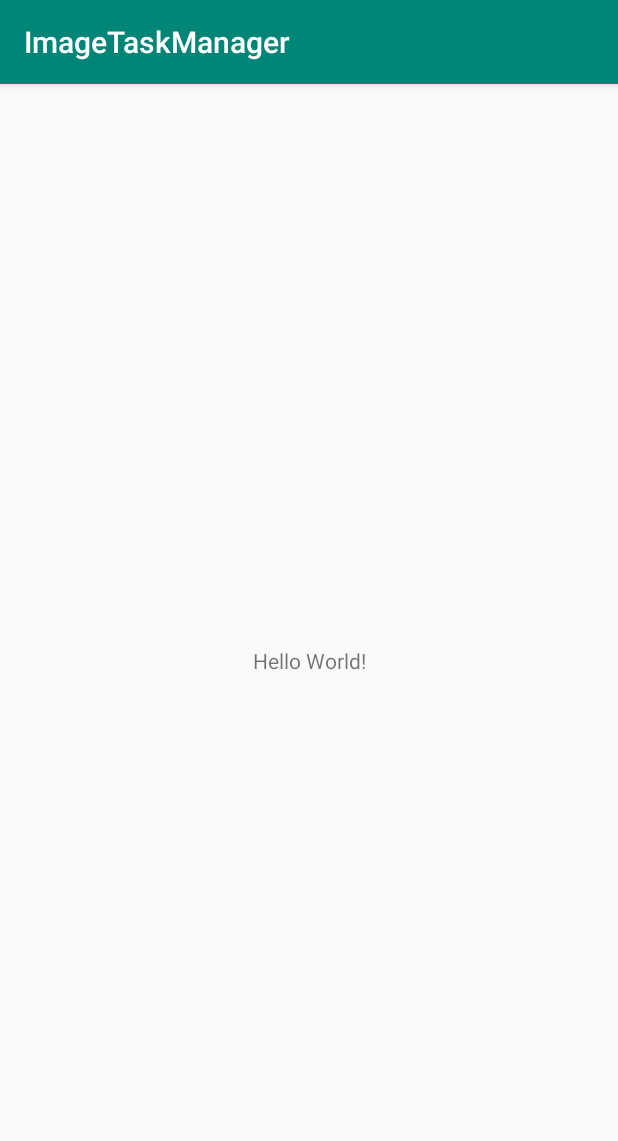
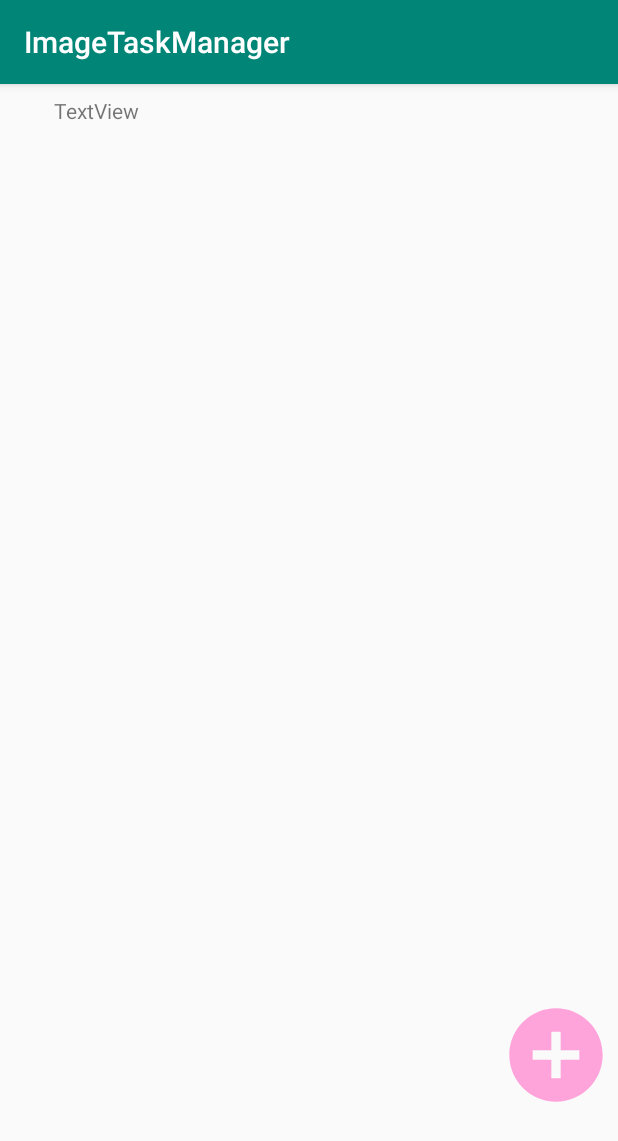
Before and after one commit to pikohan-suzuki/Image_Task_Manager, an Android app: the screen it shows after launch (MainActivity), on a phone screen of 412 x 824 dp. Shown: the top 1141 px of the screen. Run offline under Robolectric (Android 15) with nearby library versions, the phone set to English and light mode, and no system bars.

Commit message:
レイアウトの変更

```diff
--- a/ImageTaskManager/app/src/main/res/layout/activity_main.xml
+++ b/ImageTaskManager/app/src/main/res/layout/activity_main.xml
@@ -7,13 +7,86 @@
         android:layout_height="match_parent"
         tools:context=".MainActivity">
 
+    <android.support.v4.view.ViewPager android:layout_width="0dp"
+                                       android:layout_height="0dp"
+                                       app:layout_constraintTop_toTopOf="parent"
+                                       app:layout_constraintStart_toStartOf="parent"
+                                       app:layout_constraintEnd_toEndOf="parent"
+                                       app:layout_constraintBottom_toTopOf="@+id/guideline"
+                                       app:layout_constraintHorizontal_bias="0.0"
+                                       app:layout_constraintVertical_bias="0.0" android:layout_marginTop="8dp">
+
+    </android.support.v4.view.ViewPager>
+    <android.support.design.widget.TabLayout app:layout_constraintBottom_toBottomOf="parent"
+                                             app:layout_constraintEnd_toEndOf="parent"
+                                             app:layout_constraintTop_toTopOf="@+id/guideline"
+                                             app:layout_constraintStart_toStartOf="parent"
+                                             android:id="@+id/tabLayout" android:layout_width="0dp"
+                                             android:layout_height="0dp">
+
+    </android.support.design.widget.TabLayout>
+    <ImageButton
+            android:layout_width="0dp"
+            android:layout_height="0dp" android:id="@+id/open_add_menu_button"
+            app:layout_constraintEnd_toEndOf="parent"
+            android:layout_marginEnd="4dp" android:layout_marginBottom="4dp"
+            app:layout_constraintBottom_toTopOf="@+id/guideline"
+            tools:src="@drawable/ic_add_circle_black_24dp" android:scaleType="fitCenter"
+            android:background="#00ffffff" android:layout_marginStart="4dp"
+            app:layout_constraintStart_toStartOf="@+id/guideline2" android:layout_marginTop="8dp"
+            app:layout_constraintTop_toTopOf="@+id/guideline3" app:layout_constraintVertical_bias="1.0"
+            android:src="@drawable/ic_add_circle_black_24dp"/>
+    <ImageButton
+            android:text="Button"
+            android:layout_width="0dp"
+            android:layout_height="0dp" android:id="@+id/add_tag_button"
+            app:layout_constraintEnd_toEndOf="parent"
+            android:layout_marginEnd="8dp" android:layout_marginBottom="8dp"
+            app:layout_constraintBottom_toTopOf="@+id/guideline"
+            android:visibility="gone" android:layout_marginTop="16dp"
+            app:layout_constraintTop_toTopOf="@+id/guideline3" android:layout_marginStart="8dp"
+            app:layout_constraintStart_toStartOf="@+id/guideline2" android:src="@drawable/ic_turned_in_black_24dp"
+            android:background="#00ffffff" android:scaleType="fitCenter"/>
+    <ImageButton
+            android:text="Button"
+            android:layout_width="0dp"
+            android:layout_height="0dp" android:id="@+id/add_task_button"
+            app:layout_constraintEnd_toEndOf="parent"
+            android:layout_marginEnd="8dp" android:layout_marginBottom="8dp"
+            app:layout_constraintBottom_toTopOf="@+id/guideline"
+            android:visibility="gone" android:layout_marginTop="16dp"
+            app:layout_constraintTop_toTopOf="@+id/guideline3" android:layout_marginStart="8dp"
+            app:layout_constraintStart_toStartOf="@+id/guideline2" android:src="@drawable/ic_local_mall_black_24dp"
+            android:background="#00ffffff" android:scaleType="fitCenter"/>
+    <ImageButton
+            android:text="Button"
+            android:layout_width="0dp"
+            android:layout_height="0dp" android:id="@+id/add_memo_button"
+            app:layout_constraintEnd_toEndOf="parent"
+            android:layout_marginEnd="8dp" android:layout_marginBottom="8dp"
+            app:layout_constraintBottom_toTopOf="@+id/guideline"
+            android:visibility="gone" android:layout_marginTop="16dp"
+            app:layout_constraintTop_toTopOf="@+id/guideline3" android:layout_marginStart="8dp"
+            app:layout_constraintStart_toStartOf="@+id/guideline2" android:src="@drawable/ic_comment_black_24dp"
+            android:background="#00ffffff" android:scaleType="fitCenter"/>
+    <android.support.constraint.Guideline android:layout_width="wrap_content" android:layout_height="wrap_content"
+                                          android:id="@+id/guideline"
+                                          android:orientation="horizontal"
+                                          app:layout_constraintGuide_percent="0.9"/>
+    <android.support.constraint.Guideline android:layout_width="wrap_content" android:layout_height="wrap_content"
+                                          android:id="@+id/guideline2"
+                                          android:orientation="vertical"
+                                          app:layout_constraintGuide_percent="0.8"/>
+    <android.support.constraint.Guideline android:layout_width="wrap_content" android:layout_height="wrap_content"
+                                          android:id="@+id/guideline3"
+                                          android:orientation="horizontal"
+                                          app:layout_constraintGuide_percent="0.78"/>
     <TextView
+            android:text="TextView"
             android:layout_width="wrap_content"
             android:layout_height="wrap_content"
-            android:text="Hello World!"
-            app:layout_constraintBottom_toBottomOf="parent"
-            app:layout_constraintLeft_toLeftOf="parent"
-            app:layout_constraintRight_toRightOf="parent"
-            app:layout_constraintTop_toTopOf="parent"/>
+            android:id="@+id/textView" app:layout_constraintStart_toStartOf="parent" android:layout_marginStart="36dp"
+            android:layout_marginTop="8dp" app:layout_constraintTop_toTopOf="parent"/>
+
 
 </android.support.constraint.ConstraintLayout>
```
